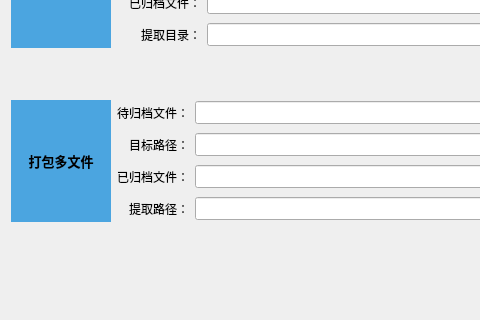
Before: the Qt Designer form QtGuiApplicationTest/QtGuiApplicationTest/MiscellaneousZip.ui in xautshuanglong/QtLearningRepository, drawn with Qt 5; both pictures show x 0 to 480 and y 269 to 589 of the 1114 by 859 pixel window.
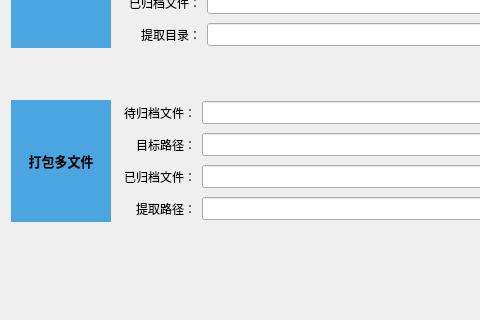
After: the same form once the commit is applied. Custom widgets are drawn as their Qt base class.

Commit message: libzip 解压缩测试通过

What changed in the file:
```diff
--- a/QtGuiApplicationTest/QtGuiApplicationTest/MiscellaneousZip.ui
+++ b/QtGuiApplicationTest/QtGuiApplicationTest/MiscellaneousZip.ui
@@ -577,7 +577,7 @@
      <item row="0" column="1">
       <widget class="QLabel" name="label_16">
        <property name="text">
-        <string>待归档文件：</string>
+        <string>  待归档文件：</string>
        </property>
        <property name="alignment">
         <set>Qt::AlignRight|Qt::AlignTrailing|Qt::AlignVCenter</set>
```
Left out of the diff: 8 changed lines with no effect on the pictures. The commit also changes 1 other file.
